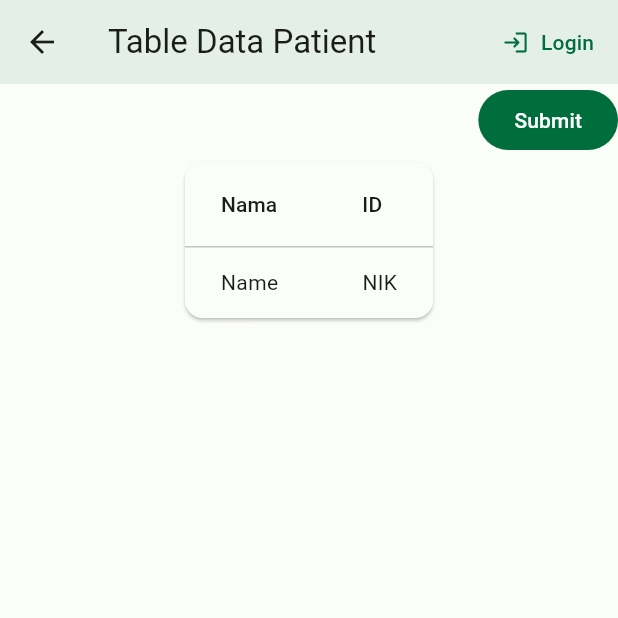
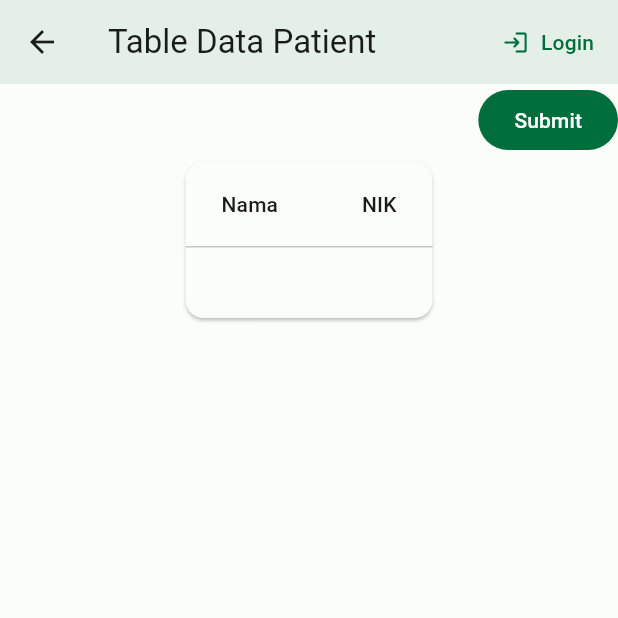
Before and after one commit to Miharin/flutter_praktek_dokter, a Flutter app: the AuthScreen screen opened by its route, on a phone screen of 412 x 824 dp, the top half of it. Run offline on Flutter 3.47's test engine with Material 3 defaults, Android fonts, the phone set to English and light mode, and no system bars; drawn by our look-alikes of dynamic_color; our stand-ins replace cloud_firestore, firebase_auth, firebase_core, flutter_dotenv, flutter_zoom_drawer, gap and 1 more; accounts and stored records are empty; network calls fail; statements that could not run were skipped.

Commit message:
register patient

```diff
--- a/lib/helpers/auth/table_data_patient_helper.dart
+++ b/lib/helpers/auth/table_data_patient_helper.dart
@@ -8,16 +8,19 @@ class DataPatient {
 
 class DataPatientHelper extends GetxController {
   final RxList tableTitle = [].obs;
-  final RxList<Map<String, dynamic>> tableContent = [
-    {
-      "Nama": "Name",
-      "ID": "NIK",
-    }
-  ].obs;
-  final RxMap<String, dynamic> addNewTableContentData = {"Nama": ""}.obs;
+  final RxList tableContent = [].obs;
+  final RxMap<String, dynamic> addNewTableContentData = {
+    "nama": "",
+    "nik": "",
+  }.obs;
 
   handleAddNewTableContent(String name, dynamic value) {
     addNewTableContentData[name] = value;
+  }
+
+  handleSubmitAddDataContent() {
+    tableContent.add({...addNewTableContentData});
+    tableContent.refresh();
   }
 
   handleNewTableContentOnSubmit() {
--- a/lib/routes.dart
+++ b/lib/routes.dart
@@ -44,7 +44,7 @@ class Routes {
     ),
     GetPage(
       name: '/test1',
-      page: () => const AuthScreen(
+      page: () => AuthScreen(
         title: 'Register Patient',
         child: RegisterPatient(),
       ),
--- a/lib/screens/auth/table_data_patient.dart
+++ b/lib/screens/auth/table_data_patient.dart
@@ -22,18 +22,27 @@ class TableDataPatient extends StatelessWidget {
             ),
           ],
         ),
-        Card(
+        Obx(
+          () => Card(
             child: Row(
               mainAxisSize: MainAxisSize.min,
               children: [
-              CustomDataTable(
-                title: const [
-                  "Nama",
-                  "ID",
+                datapatienthelper.tableContent.isEmpty
+                    ? const CustomDataTable(
+                        title: ['nama', 'nik'],
+                        datalabel: [
+                          {
+                            "nama": "",
+                            "nik": "",
+                          }
                         ],
+                      )
+                    : CustomDataTable(
+                        title: datapatienthelper.tableContent[0].keys.toList(),
                         datalabel: datapatienthelper.tableContent,
                       ),
               ],
+            ),
           ),
         ),
       ],
--- a/lib/widget/custom_widgets/custom_data_table/custom_data_table.dart
+++ b/lib/widget/custom_widgets/custom_data_table/custom_data_table.dart
@@ -1,4 +1,5 @@
 import 'package:flutter/material.dart';
+import 'package:get/get.dart';
 
 class CustomDataTable extends StatelessWidget {
   const CustomDataTable({
@@ -8,12 +9,14 @@ class CustomDataTable extends StatelessWidget {
   });
 
   final List<String> title;
-  final List<Map<String, dynamic>> datalabel;
+  final List datalabel;
 
   @override
   Widget build(BuildContext context) {
-    print(title);
-    List<Widget> listtitle = title.map((label) => Text(label)).toList();
+    List<Widget> listtitle = title
+        .map((label) =>
+            Text(label == "nik" ? label.toUpperCase() : label.capitalize!))
+        .toList();
 
     return Flexible(
       flex: 1,
```
Also changed, not shown: lib/screens/auth/register_patient.dart (+17 -5 lines). Lines whose indentation alone changed are shown as unchanged.
